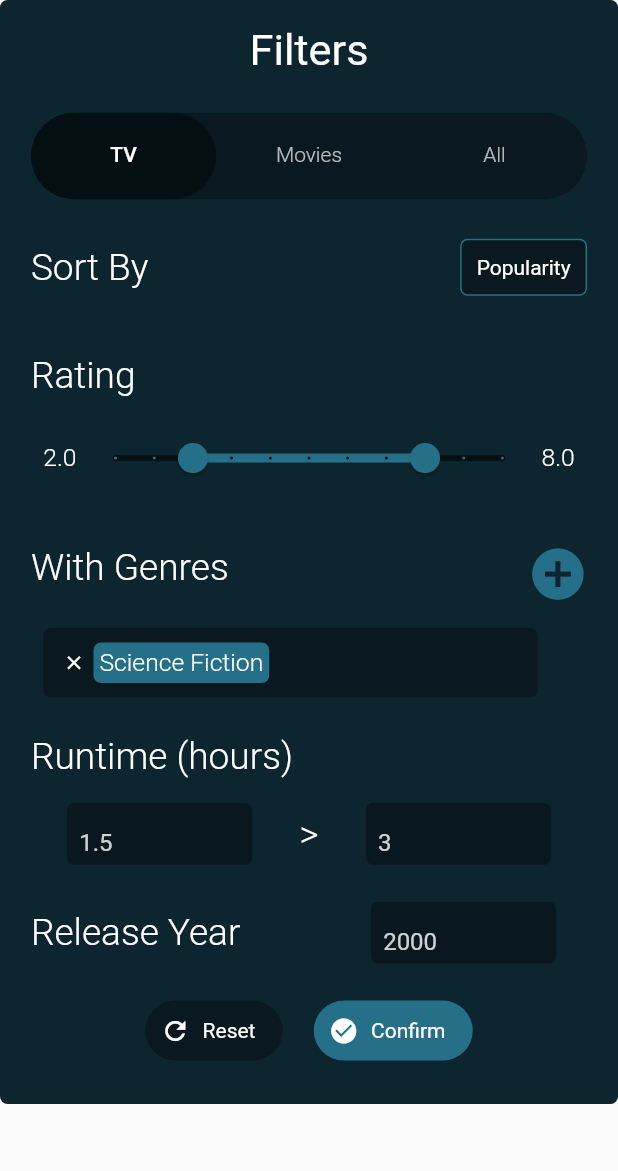
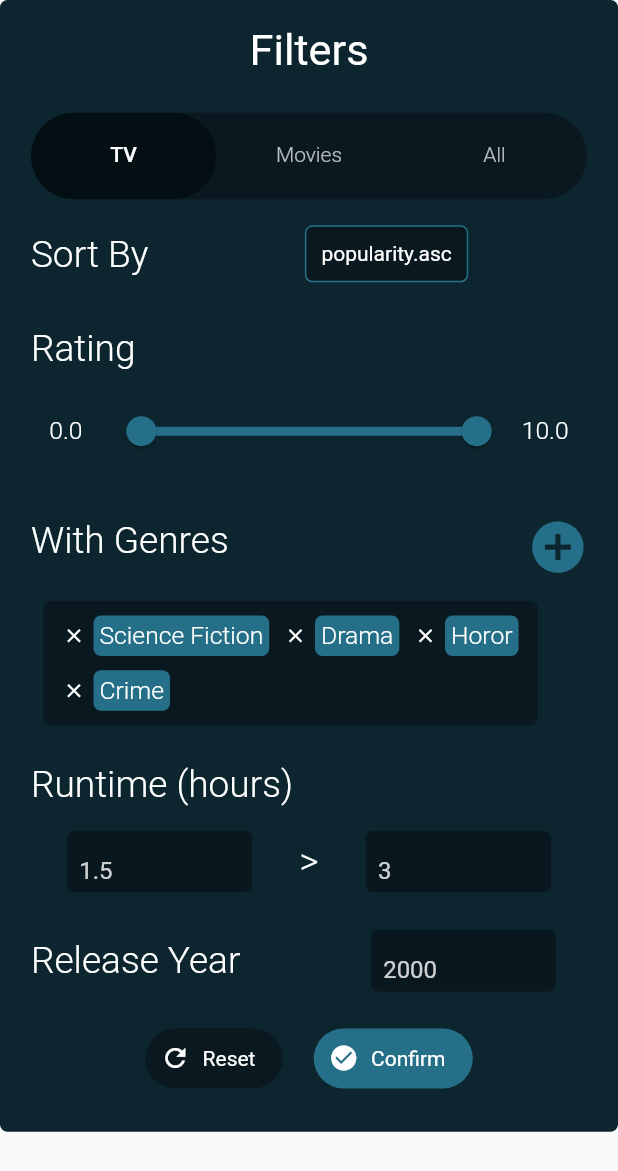
Before and after one commit to flutterStudio/tmdb-flutter, a Flutter app: the SearchFilter screen opened directly, on a phone screen of 412 x 824 dp. Shown: the top 1171 px of the screen. Run offline on Flutter 3.47's test engine with Material 2 defaults, Android fonts, the phone set to English and light mode, and no system bars; our stand-ins replace flutter_swiper.

Commit message:
TMDB_2 Make Search Filter UI reactive.

```diff
--- a/lib/common/settings.dart
+++ b/lib/common/settings.dart
@@ -53,25 +53,6 @@ class Settings {
     ],
   };
 
-  // TMDB endpoint's options
-  static const Map<String, List<String>> TMDB_DISCOVER_FILTERS = {
-    "sort_by": [
-      "popularity.asc",
-      "popularity.desc",
-      "release_date.as",
-      "release_date.desc",
-      "revenue.asc",
-      "revenue.desc",
-      "primary_release_date.asc",
-      "primary_release_date.desc",
-      "original_title.asc",
-      "original_title.desc",
-      "vote_average.asc",
-      "vote_average.desc",
-      "vote_count.asc",
-      "vote_count.desc"
-    ],
-  };
   // HTTP request state common codes an their meaning.
   static const Map<int, String> HTTP_REQUEST_STATE_CODE = {
     200: "Ok",
@@ -88,9 +69,20 @@ class Settings {
     height: VERTICAL_SCREEN_SECTIONS_PADDING,
     width: 10,
   );
+
+  static const int MAX_YEAR = 3000;
+  static const int MIN_YEAR = 0;
+
+  static const double MAX_MOVIE_RUNTIME = 100;
+  static const double MIN_MOVIE_RUNTIME = 0.0;
+
+  static const double MAX_RATING = 10.0;
+  static const double MIN_RATING = 0.0;
+
+  static const int MAX_GENRES_PER_FILTER = 4;
 }
 
 /// TMDB endpoints
-enum TmdbEndPoint { discoverMovies, discoverTv, genreMovies, genreTv }
+enum TmdbEndPoint { discoverMovies, discoverTv, genreMovies, genreTv, all }
 
 /// TMDB Discover Options
--- a/lib/view/screen/movie_details_screen.dart
+++ b/lib/view/screen/movie_details_screen.dart
@@ -1,6 +1,7 @@
 import 'dart:ui';
 
 import 'package:TMDB_Mobile/common/settings.dart';
+import 'package:TMDB_Mobile/model/genre.dart';
 import 'package:TMDB_Mobile/view/widget/actors_horizontal_list.dart';
 import 'package:TMDB_Mobile/view/widget/genre_widget.dart';
 import 'package:TMDB_Mobile/view/widget/horizontal_movie_options.dart';
@@ -188,9 +189,8 @@ class _MovieDetailsState extends State<MovieDetailsScreen>
                                           crossAxisAlignment:
                                               WrapCrossAlignment.center,
                                           children: <Widget>[
-                                            GenreWidget("Science Ficition"),
-                                            GenreWidget("Drama"),
-                                            GenreWidget("Horror"),
+                                            GenreWidget(
+                                                Genre(1, "Science Ficition")),
                                           ],
                                         ),
                                         Expanded(child: Container())
--- a/lib/view/widget/dialog_search_filter.dart
+++ b/lib/view/widget/dialog_search_filter.dart
@@ -1,8 +1,11 @@
 import 'package:TMDB_Mobile/common/settings.dart';
+import 'package:TMDB_Mobile/view/bloc/search_bloc.dart';
 import 'package:TMDB_Mobile/view/widget/genre_widget.dart';
 import 'package:flutter/material.dart';
+import 'package:flutter/scheduler.dart';
 import 'package:flutter/services.dart';
 import 'package:flutter/widgets.dart';
+import 'package:provider/provider.dart';
 
 class SearchFilter extends StatefulWidget {
   @override
@@ -10,7 +13,7 @@ class SearchFilter extends StatefulWidget {
 }
 
 typedef OnfieldSubmit = void Function(dynamic value);
-typedef OnfieldEditFinished = void Function(dynamic value);
+typedef OnButtonCLick = void Function();
 
 class SearchFilterState extends State<SearchFilter>
     with SingleTickerProviderStateMixin {
@@ -23,6 +26,19 @@ class SearchFilterState extends State<SearchFilter>
       vsync: this,
       initialIndex: 0,
     );
+
+    SchedulerBinding.instance.addPostFrameCallback((_) {
+      _tabController.addListener(() {
+        _tabController.index == 0
+            ? context.read<SearchBloc>().updateEndPoint(TmdbEndPoint.discoverTv)
+            : _tabController.index == 0
+                ? context
+                    .read<SearchBloc>()
+                    .updateEndPoint(TmdbEndPoint.discoverMovies)
+                : context.read<SearchBloc>().updateEndPoint(TmdbEndPoint.all);
+      });
+    });
+
     super.initState();
   }
 
@@ -35,7 +51,6 @@ class SearchFilterState extends State<SearchFilter>
         body: GestureDetector(
             onTap: () {
               FocusScopeNode currentFocus = FocusScope.of(context);
-
               if (!currentFocus.hasPrimaryFocus) {
                 currentFocus.unfocus();
               }
@@ -81,7 +96,17 @@ class SearchFilterState extends State<SearchFilter>
                                 color: Settings.COLOR_DARK_SHADOW,
                                 borderRadius:
                                     BorderRadius.circular(tabBarHeight)),
-                            tabs: [Text("TV"), Text("Movies"), Text("All")],
+                            tabs: [
+                              Tab(
+                                child: Text("TV"),
+                              ),
+                              Tab(
+                                child: Text("Movies"),
+                              ),
+                              Tab(
+                                child: Text("All"),
+                              ),
+                            ],
                           )),
                       // Sort by.
                       Padding(
@@ -93,31 +118,23 @@ class SearchFilterState extends State<SearchFilter>
                               _optionText("Sort By",
                                   screenWidth * Settings.FONT_SIZE_MEDIUM),
                               DropdownButton(
-                                items: [
-                                  DropdownMenuItem(
+                                items: Settings.TMDB_SORT_OPTIONS["sort_by"]
+                                    .map((e) => DropdownMenuItem(
                                         child: _dropDownButon(
-                                          text: "Popularity",
+                                            text: e,
                                             color: Settings.COLOR_DARK_TEXT,
                                             background:
                                                 Settings.COLOR_DARK_SECONDARY,
                                             border:
-                                              Settings.COLOR_DARK_HIGHLIGHT)),
-                                  DropdownMenuItem(
-                                      child: _dropDownButon(
-                                          text: "Popularity",
-                                          color: Settings.COLOR_DARK_TEXT,
-                                          background:
-                                              Settings.COLOR_DARK_SECONDARY,
-                                          border:
-                                              Settings.COLOR_DARK_HIGHLIGHT)),
-                                ],
+                                                Settings.COLOR_DARK_HIGHLIGHT)))
+                                    .toList(),
                                 autofocus: false,
                                 onChanged: (value) {
                                   FocusScope.of(context).unfocus(
                                       disposition: UnfocusDisposition
                                           .previouslyFocusedChild);
                                 },
-                                itemHeight: screenHeight * 0.08,
+                                // itemHeight: screenHeight * 0.08,
                                 iconDisabledColor:
                                     Settings.COLOR_DARK_SECONDARY,
                                 icon: Container(),
@@ -145,23 +162,49 @@ class SearchFilterState extends State<SearchFilter>
                       _filterSection(
                           context,
                           "Rating",
-                          Row(children: [
-                            _optionText(
-                                "2.0", screenWidth * Settings.FONT_SIZE_SMALL),
+                          Consumer<SearchBloc>(
+                              builder: (context, bloc, __) => Row(children: [
                                     Expanded(
+                                        flex: 2,
+                                        child: _optionText(
+                                            " ${bloc.ratingLow.toStringAsFixed(1)}",
+                                            screenWidth *
+                                                Settings.FONT_SIZE_SMALL)),
+                                    Expanded(
+                                        flex: 14,
                                         child: RangeSlider(
-                              values: RangeValues(2.0, 8.0),
-                              onChanged: (RangeValues values) {},
-                              activeColor: Settings.COLOR_DARK_HIGHLIGHT,
-                              inactiveColor: Settings.COLOR_DARK_SHADOW,
-                              labels: RangeLabels("0.2", "8.0"),
-                              divisions: 10,
+                                          values: RangeValues(
+                                              bloc.ratingLow, bloc.ratinghigh),
+                                          onChanged: (RangeValues values) {
+                                            context
+                                                .read<SearchBloc>()
+                                                .updateRating(
+                                                    values.start, values.end);
+                                          },
+                                          activeColor:
+                                              Settings.COLOR_DARK_HIGHLIGHT,
+                                          inactiveColor:
+                                              Settings.COLOR_DARK_SHADOW,
+                                          labels: RangeLabels(
+                                              context
+                                                  .select((SearchBloc bloc) =>
+                                                      bloc.ratingLow)
+                                                  .toStringAsFixed(1),
+                                              context
+                                                  .select((SearchBloc bloc) =>
+                                                      bloc.ratinghigh)
+                                                  .toStringAsFixed(1)),
+                                          divisions: 100,
                                           min: 0.0,
                                           max: 10,
                                         )),
-                            _optionText(
-                                "8.0", screenWidth * Settings.FONT_SIZE_SMALL),
-                          ])),
+                                    Expanded(
+                                        flex: 2,
+                                        child: _optionText(
+                                            " ${bloc.ratinghigh.toStringAsFixed(1)}",
+                                            screenWidth *
+                                                Settings.FONT_SIZE_SMALL)),
+                                  ]))),
                       _filterSection(
                           context,
                           "With Genres",
@@ -175,20 +218,56 @@ class SearchFilterState extends State<SearchFilter>
                                 borderRadius: BorderRadius.circular(
                                     Settings.GENERAL_BORDER_RADIUS),
                                 color: Settings.COLOR_DARK_SECONDARY),
-                            child: Wrap(
+                            child: Consumer<SearchBloc>(
+                                builder: (context, bloc, _) => Wrap(
                                       alignment: WrapAlignment.start,
                                       runSpacing: 0,
                                       spacing: 0,
-                              children: _genres,
+                                      children: bloc.genres
+                                          .map((e) => GenreWidget(
+                                                e,
+                                                leading: IconButton(
+                                                    icon: Icon(
+                                                      Icons.close,
+                                                      color: Colors.white,
+                                                      size: 15,
                                                     ),
+                                                    onPressed: () =>
+                                                        bloc.removeGenre(e.id)),
+                                              ))
+                                          .toList(),
+                                    )),
                           ),
-                          action: IconButton(
+                          action: PopupMenuButton<int>(
+                            color: Settings.COLOR_DARK_PRIMARY,
                             icon: Icon(
                               Icons.add_circle,
                               color: Settings.COLOR_DARK_HIGHLIGHT,
                               size: screenWidth * 0.1,
                             ),
-                              onPressed: null)),
+                            onSelected: (int item) {
+                              context.read<SearchBloc>().genres.length >
+                                      Settings.MAX_GENRES_PER_FILTER
+                                  ? Scaffold.of(context).showSnackBar(SnackBar(
+                                      content: Text("Sending Message"),
+                                    ))
+                                  : context.read<SearchBloc>().addGenre(item);
+                            },
+                            itemBuilder: (context) => context
+                                .read<SearchBloc>()
+                                .genres
+                                .map((e) => CheckedPopupMenuItem<int>(
+                                      child: Text(
+                                        e.name,
+                                        style: TextStyle(
+                                            color: Settings.COLOR_DARK_TEXT,
+                                            fontSize: screenWidth *
+                                                Settings.FONT_SIZE_SMALL),
+                                      ),
+                                      value: e.id,
+                                    ))
+                                .toList(),
+                          )),
                       _filterSection(
                           context,
                           "Runtime (hours)",
@@ -226,67 +305,25 @@ class SearchFilterState extends State<SearchFilter>
                           child: Row(
                             mainAxisAlignment: MainAxisAlignment.center,
                             children: <Widget>[
-                              Container(
-                                padding: EdgeInsets.all(10),
-                                alignment: Alignment.center,
-                                decoration: BoxDecoration(
-                                    borderRadius: BorderRadius.circular(
-                                        screenWidth * 0.5),
-                                    color: Settings.COLOR_DARK_SECONDARY),
-                                child: Row(
-                                    mainAxisAlignment:
-                                        MainAxisAlignment.spaceAround,
-                                    children: [
-                                      Icon(
+                              _button(
+                                  "Reset",
+                                  context,
                                   Icons.refresh,
-                                        size: 20,
-                                        color: Colors.white,
-                                      ),
-                                      SizedBox(
-                                        width: screenWidth * 0.02,
-                                      ),
-                                      Text(
-                                        "Reset",
-                                        style: TextStyle(
-                                            color: Settings.COLOR_DARK_TEXT),
-                                      ),
-                                      SizedBox(
-                                        width: screenWidth * 0.02,
-                                      ),
-                                    ]),
-                              ),
+                                  Colors.white,
+                                  Settings.COLOR_DARK_SECONDARY,
+                                  () {}),
                               SizedBox(
                                 width: screenWidth * 0.05,
                               ),
-                              Container(
-                                padding: EdgeInsets.all(10),
-                                alignment: Alignment.center,
-                                decoration: BoxDecoration(
-                                    borderRadius: BorderRadius.circular(
-                                        screenWidth * 0.5),
-                                    color: Settings.COLOR_DARK_HIGHLIGHT),
-                                child: Row(
-                                    mainAxisAlignment:
-                                        MainAxisAlignment.spaceAround,
-                                    children: [
-                                      Icon(
+                              _button(
+                                  "Confirm",
+                                  context,
                                   Icons.check_circle,
-                                        size: 20,
-                                        color: Colors.white,
-                                      ),
-                                      SizedBox(
-                                        width: screenWidth * 0.02,
-                                      ),
-                                      Text(
-                                        "Confirm",
-                                        style: TextStyle(
-                                            color: Settings.COLOR_DARK_TEXT),
-                                      ),
-                                      SizedBox(
-                                        width: screenWidth * 0.02,
-                                      ),
-                                    ]),
-                              )
+                                  Colors.white,
+                                  Settings.COLOR_DARK_HIGHLIGHT, () {
+                                context.read<SearchBloc>().applyFilter();
+                                Navigator.pop(context);
+                              })
                             ],
                           )),
                       SizedBox(
@@ -380,19 +417,6 @@ class SearchFilterState extends State<SearchFilter>
                 )),
           ]));
 
-  final List<Widget> _genres = [
-    GenreWidget(
-      "Science Fiction",
-      leading: IconButton(
-          icon: Icon(
-            Icons.close,
-            color: Colors.white,
-            size: 15,
-          ),
-          onPressed: null),
-    ),
-  ];
-
   Widget _dropDownButon(
           {String text, Color border, Color background, Color color}) =>
       Container(
@@ -407,4 +431,36 @@ class SearchFilterState extends State<SearchFilter>
             borderRadius:
                 BorderRadius.circular(Settings.GENERAL_BORDER_RADIUS)),
       );
+
+  Widget _button(String text, BuildContext context, IconData icon,
+          Color iconColor, Color backgraound, OnButtonCLick onClick) =>
+      GestureDetector(
+          onTap: onClick,
+          child: Container(
+            padding: EdgeInsets.all(10),
+            alignment: Alignment.center,
+            decoration: BoxDecoration(
+                borderRadius: BorderRadius.circular(
+                    MediaQuery.of(context).size.width * 0.5),
+                color: backgraound),
+            child: Row(
+                mainAxisAlignment: MainAxisAlignment.spaceAround,
+                children: [
+                  Icon(
+                    icon,
+                    size: 20,
+                    color: iconColor,
+                  ),
+                  SizedBox(
+                    width: MediaQuery.of(context).size.width * 0.02,
+                  ),
+                  Text(
+                    text,
+                    style: TextStyle(color: Settings.COLOR_DARK_TEXT),
+                  ),
+                  SizedBox(
+                    width: MediaQuery.of(context).size.width * 0.02,
+                  ),
+                ]),
+          ));
 }
--- a/lib/view/widget/genre_widget.dart
+++ b/lib/view/widget/genre_widget.dart
@@ -1,9 +1,10 @@
 import 'package:TMDB_Mobile/common/settings.dart';
+import 'package:TMDB_Mobile/model/genre.dart';
 import 'package:flutter/material.dart';
 import 'package:flutter/widgets.dart';
 
 class GenreWidget extends StatelessWidget {
-  final String genre;
+  final Genre genre;
   final Widget leading;
   GenreWidget(this.genre, {this.leading});
   @override
@@ -32,7 +33,7 @@ class GenreWidget extends StatelessWidget {
       padding: EdgeInsets.all(4),
       margin: EdgeInsets.all(2),
       child: Text(
-        genre,
+        genre.name,
         softWrap: true,
         overflow: TextOverflow.clip,
         style: TextStyle(
```
Also changed, not shown: lib/main.dart (+17 -10 lines), lib/view/bloc/search_bloc.dart (added, +133 -0 lines). Lines whose indentation alone changed are shown as unchanged.
